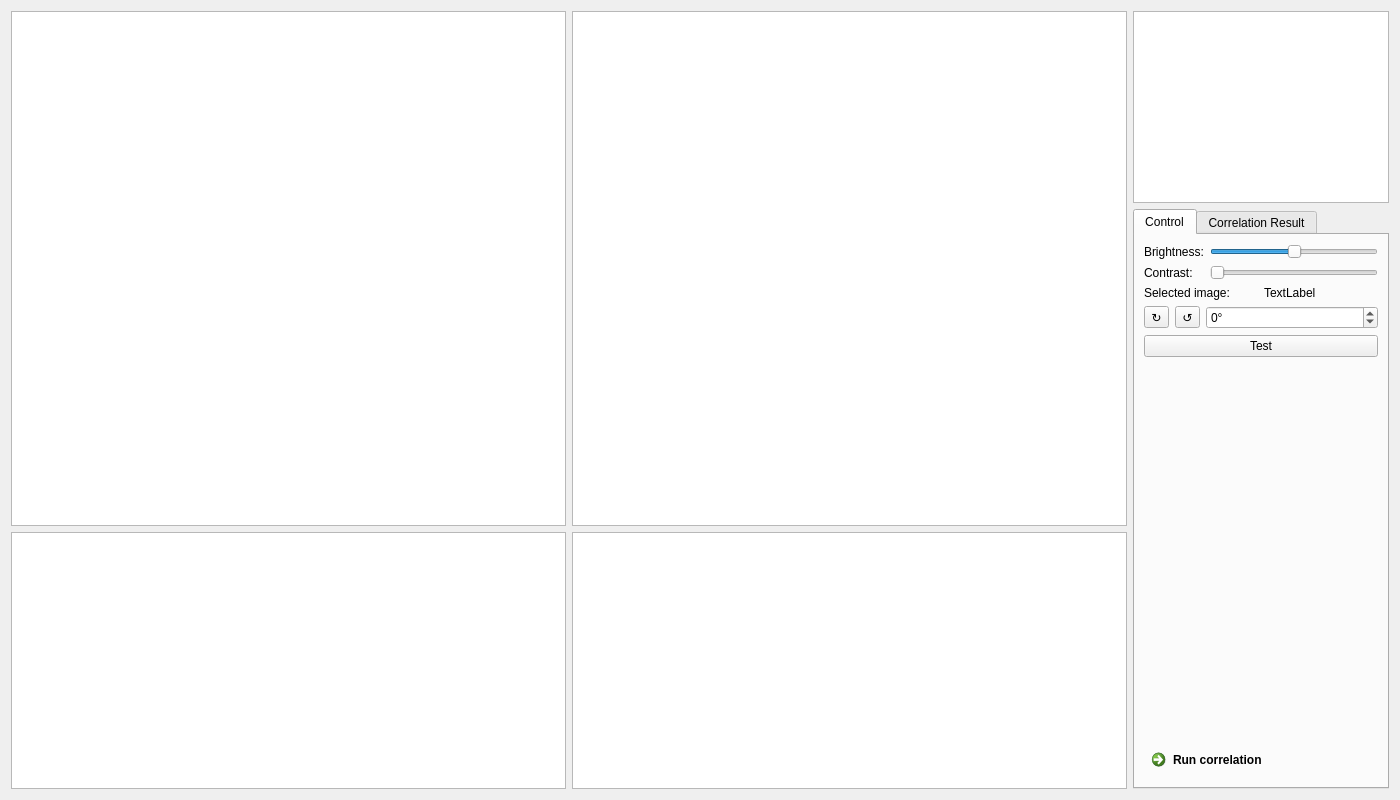
Qt form TDCT_correlation.ui (coraxx/3DCT) before a commit.
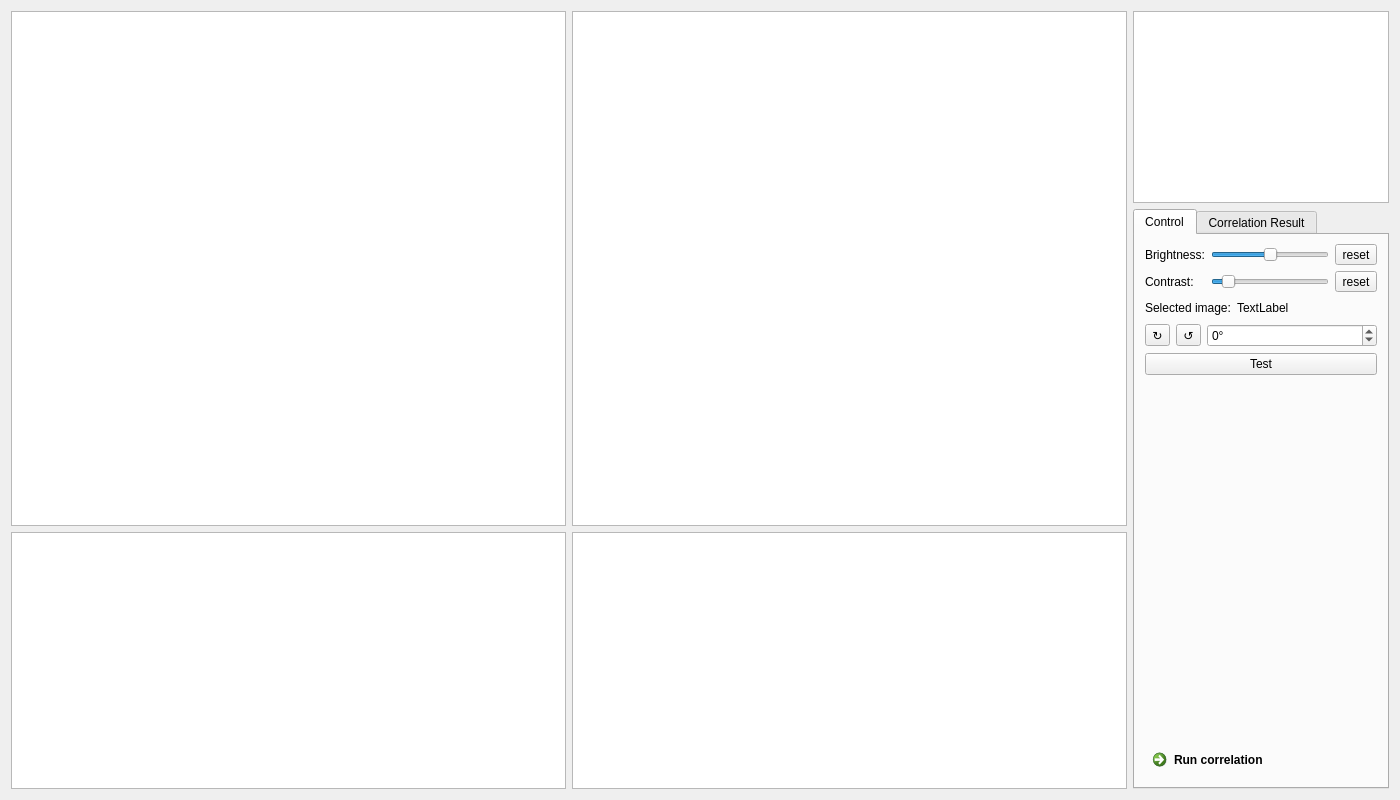
The same form after that commit. Custom widgets are drawn as their Qt base class.

Commit message: - in the process of outsourcing tableview handlers (promoting in QT Designer) to custom qtableview functions. cleaner code and more flexibility

The edit to the form file:
```diff
--- a/TDCT_correlation.ui
+++ b/TDCT_correlation.ui
@@ -49,6 +49,12 @@
          <string>Control</string>
         </attribute>
         <layout class="QVBoxLayout" name="verticalLayout">
+         <property name="leftMargin">
+          <number>10</number>
+         </property>
+         <property name="rightMargin">
+          <number>10</number>
+         </property>
          <item>
           <layout class="QGridLayout" name="gridLayout_2_bc">
            <item row="0" column="0">
@@ -61,10 +67,10 @@
            <item row="0" column="1">
             <widget class="QSlider" name="horizontalSlider_brightness">
              <property name="minimum">
-              <number>-50</number>
+              <number>-250</number>
              </property>
              <property name="maximum">
-              <number>50</number>
+              <number>250</number>
              </property>
              <property name="orientation">
               <enum>Qt::Horizontal</enum>
@@ -73,6 +79,15 @@
            </item>
            <item row="1" column="1">
             <widget class="QSlider" name="horizontalSlider_contrast">
+             <property name="minimum">
+              <number>0</number>
+             </property>
+             <property name="maximum">
+              <number>100</number>
+             </property>
+             <property name="value">
+              <number>10</number>
+             </property>
              <property name="orientation">
               <enum>Qt::Horizontal</enum>
              </property>
@@ -85,6 +100,20 @@
              </property>
             </widget>
            </item>
+           <item row="0" column="2">
+            <widget class="QToolButton" name="toolButton_brightness_reset">
+             <property name="text">
+              <string>reset</string>
+             </property>
+            </widget>
+           </item>
+           <item row="1" column="2">
+            <widget class="QToolButton" name="toolButton_contrast_reset">
+             <property name="text">
+              <string>reset</string>
+             </property>
+            </widget>
+           </item>
           </layout>
          </item>
          <item>
@@ -103,6 +132,19 @@
              </property>
             </widget>
            </item>
+           <item>
+            <spacer name="horizontalSpacer">
+             <property name="orientation">
+              <enum>Qt::Horizontal</enum>
+             </property>
+             <property name="sizeHint" stdset="0">
+              <size>
+               <width>40</width>
+               <height>20</height>
+              </size>
+             </property>
+            </spacer>
+           </item>
           </layout>
          </item>
          <item>
@@ -176,6 +218,13 @@
    </item>
   </layout>
  </widget>
+ <customwidgets>
+  <customwidget>
+   <class>QTableViewCustom</class>
+   <extends>QTableView</extends>
+   <header>QtCustom.h</header>
+  </customwidget>
+ </customwidgets>
  <resources/>
  <connections/>
 </ui>
```
Left out of the diff: 36 changed lines with no effect on the pictures. The commit also changes 2 other files.
